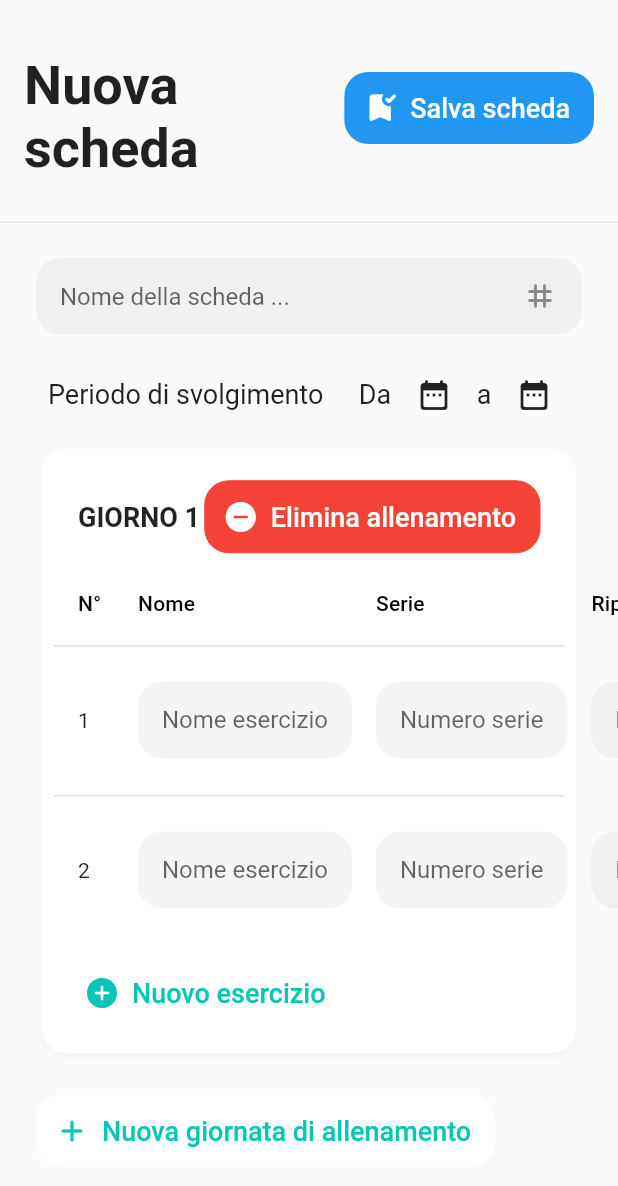
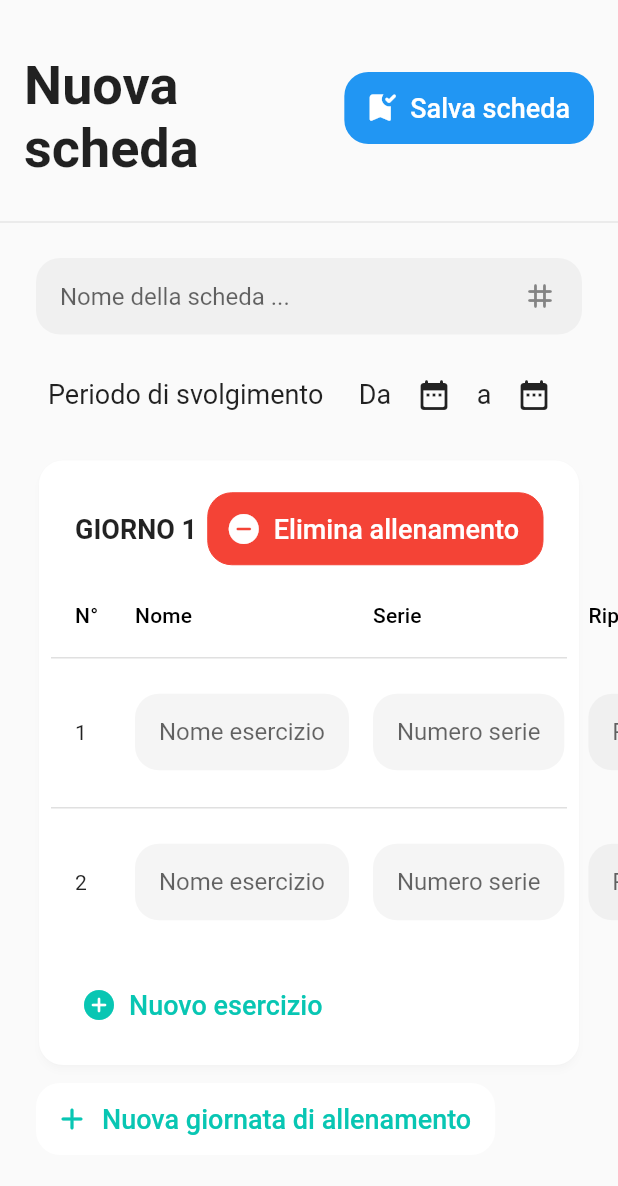
Before and after one commit to rberto4/Tesi-FitnessApp-flutter, a Flutter app: what nuovaSchedaCliente() shows on an empty page, opened directly, after a tap on "Elimina allenamento", after a tap on "Nuova giornata di allenamento", after a tap on "Nuovo esercizio", on a phone screen of 412 x 824 dp. Shown: the top 1186 px of the screen. Run offline on Flutter 3.47's test engine with Material 3 defaults, Android fonts, the phone set to English and light mode, and no system bars; our stand-ins replace cloud_firestore, easy_date_timeline, firebase_auth, firebase_core, google_fonts, google_nav_bar and 1 more; accounts and stored records are empty.

Commit message:
update
dal prossimo, test su textedit controller

```diff
--- a/fitnessapp_alpha/lib/Cliente/conversazione.dart
+++ b/fitnessapp_alpha/lib/Cliente/conversazione.dart
@@ -1,4 +1,4 @@
-// ignore_for_file: unnecessary_const, camel_case_types, unnecessary_new, non_constant_identifier_names, unused_import, must_be_immutable, unnecessary_this, no_logic_in_create_state, prefer_const_constructors
+// ignore_for_file: unnecessary_const, camel_case_types, unnecessary_new, non_constant_identifier_names, unused_import, must_be_immutable, unnecessary_this, no_logic_in_create_state, prefer_const_constructors, unnecessary_import
 
 import 'package:app_fitness_test_2/services/ChatModel.dart';
 import 'package:app_fitness_test_2/services/UserModel.dart';
@@ -149,7 +149,7 @@ class _conversazioneChatState extends State<conversazioneChat> {
                                             CrossAxisAlignment.start,
                                         children: [
                                           Text(
-                                            lista_messaggi[index]!.testo!,
+                                            lista_messaggi[index].testo!,
                                             style: TextStyle(
                                                 fontSize: 18,
                                                 color: (lista_messaggi[index]
--- a/fitnessapp_alpha/lib/Coach/interfacciaDesktop.dart
+++ b/fitnessapp_alpha/lib/Coach/interfacciaDesktop.dart
@@ -1,4 +1,4 @@
-// ignore_for_file: file_names, prefer_const_constructors, camel_case_types
+// ignore_for_file: file_names, prefer_const_constructors, camel_case_types, unnecessary_import, unnecessary_late, prefer_const_constructors_in_immutables, non_constant_identifier_names, sized_box_for_whitespace
 
 import 'package:app_fitness_test_2/Cliente/conversazione.dart';
 import 'package:app_fitness_test_2/services/ChatModel.dart';
@@ -42,13 +42,12 @@ class _HomeDesktopState extends State<HomeDesktop> {
   Widget build(BuildContext context) {
     return Scaffold(
         resizeToAvoidBottomInset: true,
-        body: Container(
-          child: FutureBuilder(
+        body: FutureBuilder(
           future: ottieniDati(),
           builder: (context, snapshot) {
             if (snapshot.connectionState == ConnectionState.waiting) {
               return const Center(
-                  child: const CircularProgressIndicator(),
+                child: CircularProgressIndicator(),
               );
             } else if (!snapshot.hasData) {
               return paginaPrincipale();
@@ -58,7 +57,6 @@ class _HomeDesktopState extends State<HomeDesktop> {
                       "Problema di connessione, prova a ricaricare la pagina"));
             }
           },
-          ),
         ));
   }
 }
@@ -647,46 +645,26 @@ class nuovaSchedaCliente extends StatefulWidget {
 
 class _nuovaSchedaClienteState extends State<nuovaSchedaCliente> {
   List<Allenamento> lista_allenamenti = List.empty(growable: true);
-  final TextEditingController _textEditingController_nomescheda =
+
+  TextEditingController textEditingController_nomescheda =
       TextEditingController();
-  final List<TextEditingController>
-      _textEditingController_lista_nomi_allenamenti =
+  List<TextEditingController> textEditingController_lista_nomi_allenamenti =
       List.empty(growable: true);
-
-  final List<TextEditingController> _textEditingController_lista_esercizi =
+  List<TextEditingController> textEditingController_lista_esercizi =
       List.empty(growable: true);
-  final List<TextEditingController> _textEditingController_lista_serie =
+  List<TextEditingController> textEditingController_lista_serie =
       List.empty(growable: true);
-  final List<TextEditingController> _textEditingController_lista_ripetizioni =
+  List<TextEditingController> textEditingController_lista_ripetizioni =
       List.empty(growable: true);
-  final List<TextEditingController> _textEditingController_lista_recupero =
+  List<TextEditingController> textEditingController_lista_recupero =
       List.empty(growable: true);
-  final List<TextEditingController> _textEditingController_lista_note =
+  List<TextEditingController> textEditingController_lista_note =
       List.empty(growable: true);
 
   @override
   void initState() {
-    // giornata 1 vuota, aggiunta di default allinizio
-    lista_allenamenti.add(Allenamento(
-        nomeAllenamento: null,
-        listaEsercizi: List.from([
-          Esercizio(
-              nomeEsercizio: null,
-              serieEsercizio: null,
-              ripetizioniEsercizio: null,
-              carichiEsercizio: null,
-              recuperoEsercizio: null)
-        ]),
-        noteAllenamento: null,
-        giorniAssegnati: null,
-        feedbackAllenamento: null));
-
-    _textEditingController_lista_nomi_allenamenti.add(TextEditingController());
-    _textEditingController_lista_esercizi.add(TextEditingController());
-    _textEditingController_lista_ripetizioni.add(TextEditingController());
-    _textEditingController_lista_serie.add(TextEditingController());
-    _textEditingController_lista_recupero.add(TextEditingController());
-    _textEditingController_lista_note.add(TextEditingController());
+    // giornata 1 + 1 esercizio, aggiunta di default all'inizio
+    aggiungiGiornataAllenamento();
 
     super.initState();
   }
@@ -715,7 +693,7 @@ class _nuovaSchedaClienteState extends State<nuovaSchedaCliente> {
                     )),
                     backgroundColor: MaterialStatePropertyAll(Colors.blue)),
                 onPressed: () {
-                  setState(() {});
+                  stampaTutto();
                 },
                 icon: Icon(Icons.bookmark_added_rounded, color: Colors.white),
                 label: Text(
@@ -730,7 +708,7 @@ class _nuovaSchedaClienteState extends State<nuovaSchedaCliente> {
           Padding(
             padding: const EdgeInsets.symmetric(horizontal: 24, vertical: 16),
             child: TextFormField(
-              controller: _textEditingController_nomescheda,
+              controller: textEditingController_nomescheda,
               textAlign: TextAlign.left,
               style: const TextStyle(),
               maxLines: 1,
@@ -792,20 +770,19 @@ class _nuovaSchedaClienteState extends State<nuovaSchedaCliente> {
           // inizio logica ui per scheda
 
           // lista allenamenti
-          Padding(
-            padding: const EdgeInsets.symmetric(horizontal: 24, vertical: 8),
-            child: ListView.builder(
+          ListView.builder(
             shrinkWrap: true,
             itemCount: lista_allenamenti.length,
             scrollDirection: Axis.vertical,
             physics: NeverScrollableScrollPhysics(),
             itemBuilder: (context, index) {
               return Padding(
-                  padding: const EdgeInsets.only(bottom: 16),
+                padding: const EdgeInsets.only(
+                    top: 16, right: 22, left: 22, bottom: 8),
                 child: Card(
                   child: Padding(
-                      padding: const EdgeInsets.symmetric(
-                          vertical: 16, horizontal: 8),
+                    padding:
+                        const EdgeInsets.symmetric(vertical: 16, horizontal: 8),
                     child: Column(
                       children: [
                         ListTile(
@@ -816,11 +793,10 @@ class _nuovaSchedaClienteState extends State<nuovaSchedaCliente> {
                                 fontWeight: FontWeight.bold, fontSize: 18),
                           ),
                           title: Padding(
-                              padding:
-                                  const EdgeInsets.symmetric(horizontal: 8),
+                            padding: const EdgeInsets.symmetric(horizontal: 8),
                             child: TextFormField(
                               controller:
-                                    _textEditingController_lista_nomi_allenamenti[
+                                  textEditingController_lista_nomi_allenamenti[
                                       index],
                               textAlign: TextAlign.left,
                               style: TextStyle(),
@@ -854,8 +830,8 @@ class _nuovaSchedaClienteState extends State<nuovaSchedaCliente> {
                                   shape: MaterialStateProperty.all<
                                           RoundedRectangleBorder>(
                                       RoundedRectangleBorder(
-                                      side: BorderSide(
-                                          width: 0, color: Colors.red),
+                                    side:
+                                        BorderSide(width: 0, color: Colors.red),
                                     borderRadius: BorderRadius.circular(16.0),
                                   )),
                                   backgroundColor:
@@ -934,8 +910,7 @@ class _nuovaSchedaClienteState extends State<nuovaSchedaCliente> {
                                     shape: MaterialStateProperty.all<
                                             RoundedRectangleBorder>(
                                         RoundedRectangleBorder(
-                                        borderRadius:
-                                            BorderRadius.circular(16.0),
+                                      borderRadius: BorderRadius.circular(16.0),
                                     )),
                                     backgroundColor: MaterialStatePropertyAll(
                                         Theme.of(context).cardColor)),
@@ -963,7 +938,6 @@ class _nuovaSchedaClienteState extends State<nuovaSchedaCliente> {
               );
             },
           ),
-          ),
 
           // pulsante per aggiungere alla lista di allenamenti
 
@@ -985,7 +959,7 @@ class _nuovaSchedaClienteState extends State<nuovaSchedaCliente> {
                           Theme.of(context).cardColor)),
                   onPressed: () {
                     setState(() {
-                      aggiungiGiornataVuotaAllenamento();
+                      aggiungiGiornataAllenamento();
                     });
                   },
                   icon: Icon(Icons.add_rounded,
@@ -1004,7 +978,7 @@ class _nuovaSchedaClienteState extends State<nuovaSchedaCliente> {
     );
   }
 
-  void aggiungiGiornataVuotaAllenamento() {
+  void aggiungiGiornataAllenamento() {
     lista_allenamenti.add(Allenamento(
         nomeAllenamento: null,
         listaEsercizi: List.from([
@@ -1014,17 +988,17 @@ class _nuovaSchedaClienteState extends State<nuovaSchedaCliente> {
               ripetizioniEsercizio: null,
               carichiEsercizio: null,
               recuperoEsercizio: null)
-        ]),
+        ], growable: true),
         noteAllenamento: null,
         giorniAssegnati: null,
         feedbackAllenamento: null));
 
-    _textEditingController_lista_nomi_allenamenti.add(TextEditingController());
-    _textEditingController_lista_esercizi.add(TextEditingController());
-    _textEditingController_lista_ripetizioni.add(TextEditingController());
-    _textEditingController_lista_serie.add(TextEditingController());
-    _textEditingController_lista_recupero.add(TextEditingController());
-    _textEditingController_lista_note.add(TextEditingController());
+    textEditingController_lista_nomi_allenamenti.add(TextEditingController());
+    textEditingController_lista_esercizi.add(TextEditingController());
+    textEditingController_lista_ripetizioni.add(TextEditingController());
+    textEditingController_lista_serie.add(TextEditingController());
+    textEditingController_lista_recupero.add(TextEditingController());
+    textEditingController_lista_note.add(TextEditingController());
   }
 
   void aggiungiEsercizio(int index) {
@@ -1035,22 +1009,37 @@ class _nuovaSchedaClienteState extends State<nuovaSchedaCliente> {
         carichiEsercizio: null,
         recuperoEsercizio: null));
 
-    _textEditingController_lista_esercizi.add(TextEditingController());
-    _textEditingController_lista_ripetizioni.add(TextEditingController());
-    _textEditingController_lista_serie.add(TextEditingController());
-    _textEditingController_lista_recupero.add(TextEditingController());
-    _textEditingController_lista_note.add(TextEditingController());
+    if ((lista_allenamenti.length - 1) == index) {
+      textEditingController_lista_esercizi.add(TextEditingController());
+      textEditingController_lista_ripetizioni.add(TextEditingController());
+      textEditingController_lista_serie.add(TextEditingController());
+      textEditingController_lista_recupero.add(TextEditingController());
+      textEditingController_lista_note.add(TextEditingController());
+    } else {
+      int count = ottieniIndexEserciziPrecedenti(index);
+      textEditingController_lista_esercizi.insert(
+          count, TextEditingController());
+      textEditingController_lista_ripetizioni.insert(
+          count, TextEditingController());
+      textEditingController_lista_serie.insert(count, TextEditingController());
+      textEditingController_lista_recupero.insert(
+          count, TextEditingController());
+      textEditingController_lista_note.insert(count, TextEditingController());
+    }
   }
 
   List<DataRow> getTableData(int index) {
     List<DataRow> list = List.empty(growable: true);
+
+    int count = ottieniIndexEserciziPrecedenti(index);
+
     for (int i = 0; i < lista_allenamenti[index].listaEsercizi!.length; i++) {
       list.add(DataRow(cells: [
         DataCell(SizedBox(width: 24, child: Text((i + 1).toString()))),
         DataCell(
           SizedBox(
             child: TextFormField(
-              controller: _textEditingController_lista_esercizi[index + i],
+              controller: textEditingController_lista_esercizi[count + i],
               textAlign: TextAlign.left,
               style: TextStyle(),
               maxLines: 1,
@@ -1076,7 +1065,7 @@ class _nuovaSchedaClienteState extends State<nuovaSchedaCliente> {
         DataCell(
           SizedBox(
             child: TextFormField(
-              controller: _textEditingController_lista_serie[index + i],
+              controller: textEditingController_lista_serie[count + i],
               textAlign: TextAlign.left,
               style: TextStyle(),
               maxLines: 1,
@@ -1102,7 +1091,7 @@ class _nuovaSchedaClienteState extends State<nuovaSchedaCliente> {
         DataCell(
           SizedBox(
             child: TextFormField(
-              controller: _textEditingController_lista_ripetizioni[index + i],
+              controller: textEditingController_lista_ripetizioni[count + i],
               textAlign: TextAlign.left,
               style: TextStyle(),
               maxLines: 1,
@@ -1128,7 +1117,7 @@ class _nuovaSchedaClienteState extends State<nuovaSchedaCliente> {
         DataCell(
           SizedBox(
             child: TextFormField(
-              controller: _textEditingController_lista_recupero[index + i],
+              controller: textEditingController_lista_recupero[count + i],
               textAlign: TextAlign.left,
               style: TextStyle(),
               maxLines: 1,
@@ -1156,7 +1145,7 @@ class _nuovaSchedaClienteState extends State<nuovaSchedaCliente> {
             constraints: BoxConstraints(
                 maxWidth: MediaQuery.of(context).size.width / 4, maxHeight: 84),
             child: TextFormField(
-              controller: _textEditingController_lista_note[index + i],
+              controller: textEditingController_lista_note[count + i],
               minLines: 1,
               maxLines: 5,
               textAlign: TextAlign.left,
@@ -1185,8 +1174,9 @@ class _nuovaSchedaClienteState extends State<nuovaSchedaCliente> {
             child: IconButton(
               icon: Icon(Icons.delete_rounded),
               onPressed: () {
+                setState(() {
                   rimuoviEsercizio(index, i);
-                setState(() {});
+                });
               },
             ))),
       ]));
@@ -1196,11 +1186,61 @@ class _nuovaSchedaClienteState extends State<nuovaSchedaCliente> {
   }
 
   void rimuoviAllenamento(int index) {
+    ripristinaTextEditControllers(false, index, 0);
     lista_allenamenti.removeAt(index);
-    _textEditingController_lista_nomi_allenamenti.removeAt(index);
   }
 
   void rimuoviEsercizio(int index, int index_esercizio) {
+    ripristinaTextEditControllers(true, index, index_esercizio);
     lista_allenamenti[index].listaEsercizi!.removeAt(index_esercizio);
   }
+
+  void ripristinaTextEditControllers(
+      bool isEsercizio, int index_allenamento, int index_esercizio) {
+    int count = ottieniIndexEserciziPrecedenti(index_allenamento);
+
+    if (isEsercizio) {
+      // rimuovi esercizio singolo
+    } else {
+      // rimuovi intero allenamento
+      for (int i = count;
+          i < lista_allenamenti[index_allenamento].listaEsercizi!.length;
+          i++) {
+        textEditingController_lista_esercizi.removeAt(count + i);
+        textEditingController_lista_serie.removeAt(count + i);
+        textEditingController_lista_ripetizioni.removeAt(count + i);
+        textEditingController_lista_recupero.removeAt(count + i);
+        textEditingController_lista_note.removeAt(count + i);
       }
+    }
+  }
+
+  void stampaTutto() {
+    int count = 0;
+
+    for (int i = 0; i < lista_allenamenti.length; i++) {
+      print(textEditingController_lista_nomi_allenamenti[i].text);
+      for (int j = 0; j < lista_allenamenti[i].listaEsercizi!.length; j++) {
+        print(textEditingController_lista_esercizi[j + count].text);
+        print(textEditingController_lista_serie[j + count].text);
+        print(textEditingController_lista_ripetizioni[j + count].text);
+        print(textEditingController_lista_recupero[j + count].text);
+        print(textEditingController_lista_note[j + count].text);
+        count++;
+      }
+    }
+  }
+
+  int ottieniIndexEserciziPrecedenti(int index) {
+    int count = 0;
+    for (int i = 0; i < lista_allenamenti.length; i++) {
+      if (i < index) {
+        for (int j = 0; j < lista_allenamenti[i].listaEsercizi!.length; j++) {
+          count++;
+        }
+      }
+    }
+    print("es cont :$count");
+    return (count);
+  }
+}
--- a/fitnessapp_alpha/lib/services/SchedaModel.dart
+++ b/fitnessapp_alpha/lib/services/SchedaModel.dart
@@ -1,6 +1,7 @@
 // ignore_for_file: file_names
 
 import 'package:cloud_firestore/cloud_firestore.dart';
+import 'package:flutter/cupertino.dart';
 
 // OGGETTO MODELLIZZATO PER DB
 
@@ -140,6 +141,18 @@ class Esercizio {
   }
 }
 
+class EsercizioTextEditController extends Esercizio {
+  final List<TextEditingController>? listaTextEditController;
+
+  EsercizioTextEditController(
+      {required super.nomeEsercizio,
+      required super.serieEsercizio,
+      required super.ripetizioniEsercizio,
+      required super.carichiEsercizio,
+      required super.recuperoEsercizio,
+      required this.listaTextEditController});
+}
+
 // Esercizio di tipo pesistica con gli attributi da utilizzare
 /*
 class EsercizioPesistica extends Esercizio {
```
Lines whose indentation alone changed are shown as unchanged.
